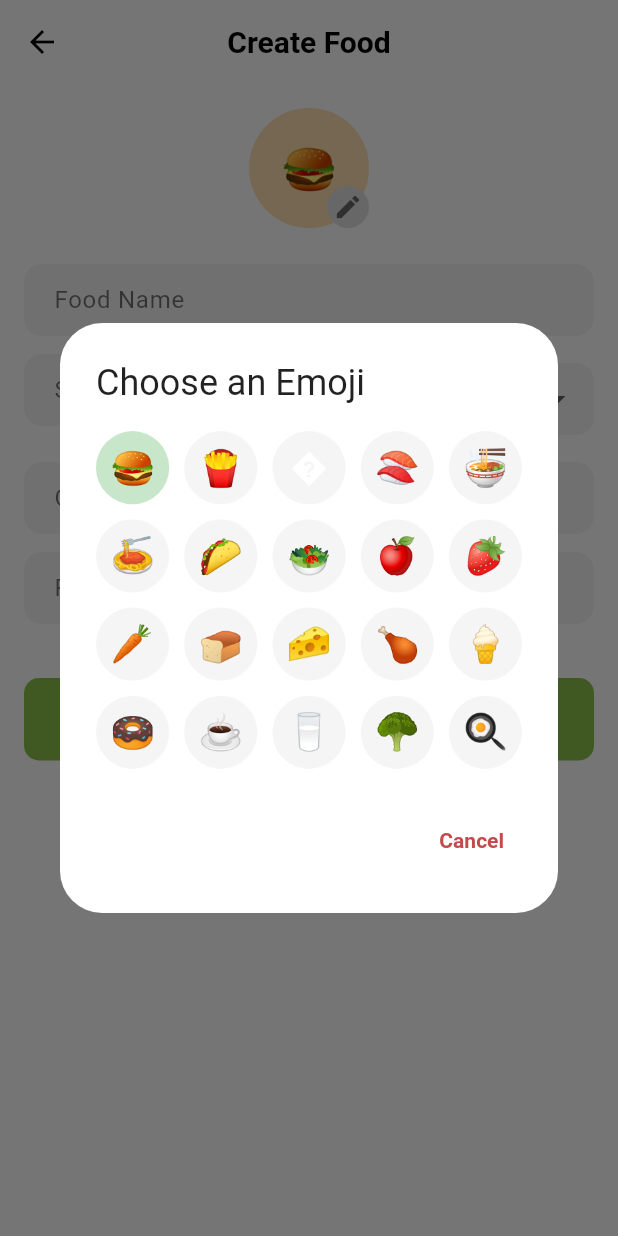
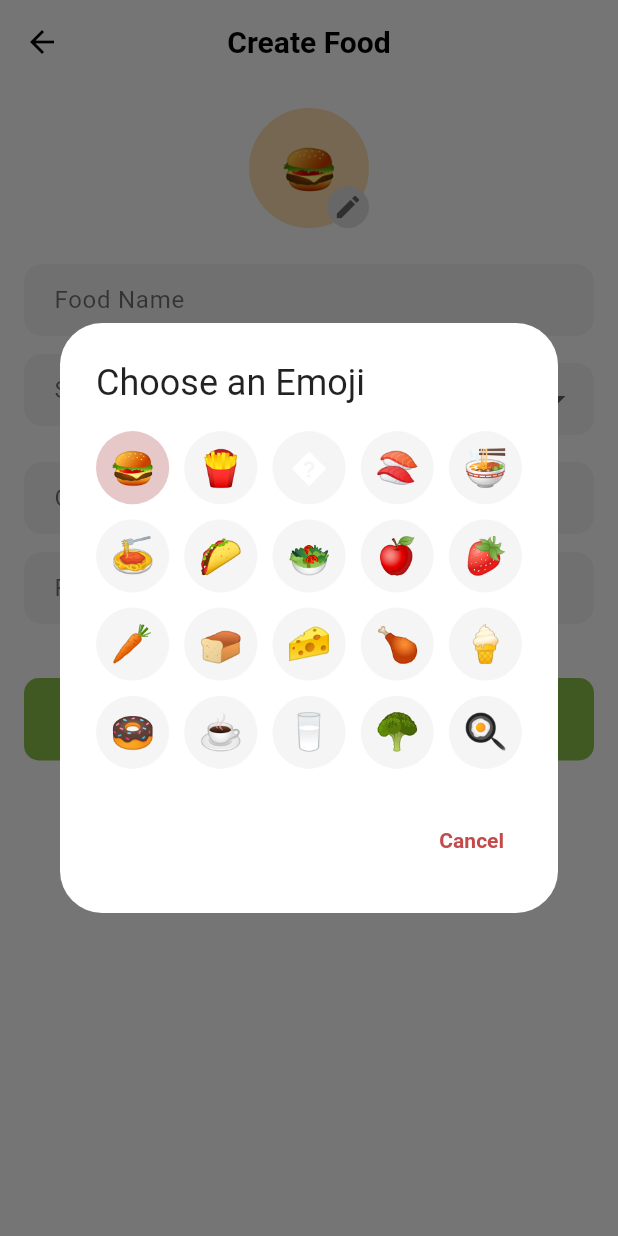
Before and after one commit to Azul-max/tutorial-app-dev, a Flutter app: the CreateFoodPage screen opened by its route, after a tap on the "edit" icon, on a phone screen of 412 x 824 dp. Run offline on Flutter 3.47's test engine with Material 3 defaults, Android fonts, the phone set to English and light mode, and no system bars; our stand-ins replace shared_preferences, table_calendar; accounts and stored records are empty.

Commit message:
Update CreateFoodPage.dart

```diff
--- a/lib/CreateFoodPage.dart
+++ b/lib/CreateFoodPage.dart
@@ -191,7 +191,7 @@ class _CreateFoodPageState extends State<CreateFoodPage> {
                     Navigator.pop(context); // Close the dialog
                   },
                   child: CircleAvatar(
-                    backgroundColor: _selectedEmoji == emoji ? Colors.green.shade100 : Colors.grey.shade100,
+                    backgroundColor: _selectedEmoji == emoji ? const Color.fromARGB(255, 230, 200, 200) : Colors.grey.shade100,
                     child: Text(
                       emoji,
                       style: const TextStyle(fontSize: 24),
```
